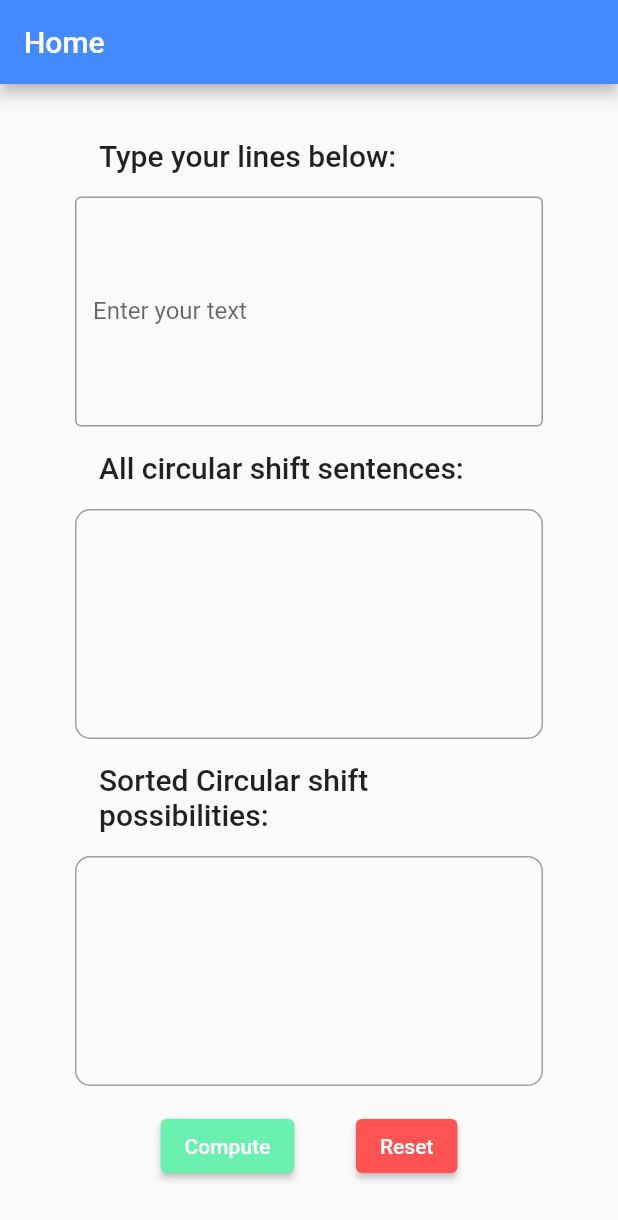
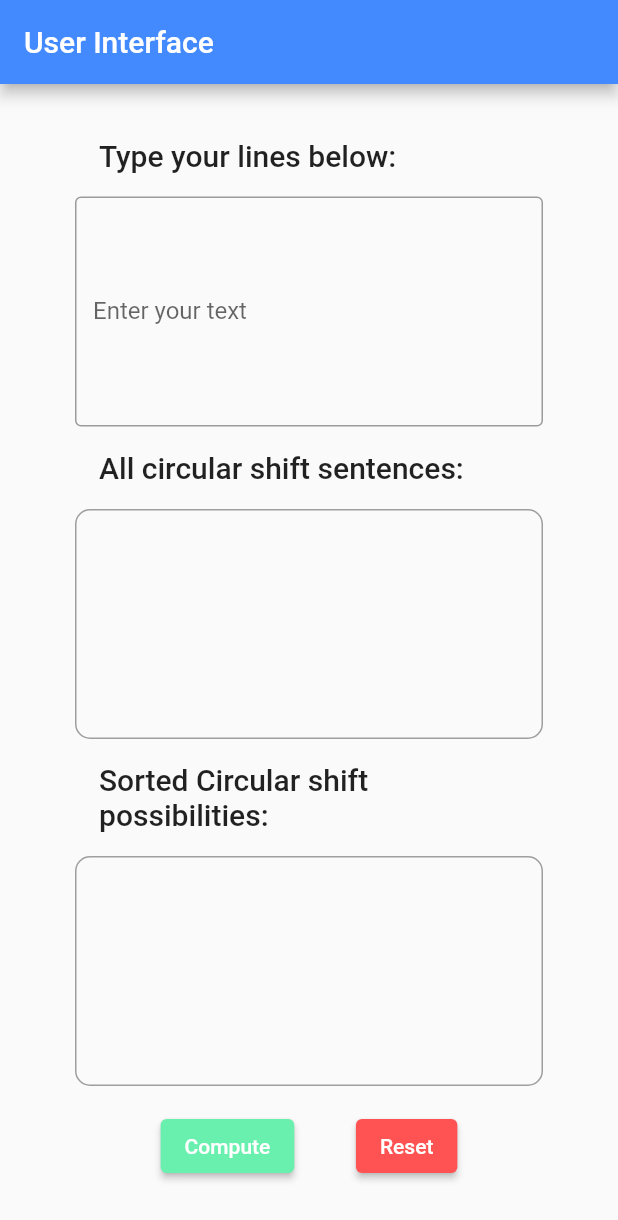
Before and after one commit to Nafeek30/searchEngine, a Flutter app: the screen it shows after launch, on a phone screen of 412 x 824 dp. Shown: the top 1220 px of the screen. Run offline on Flutter 3.47's test engine with Material 2 defaults, Android fonts, the light colour scheme and no system bars; our stand-ins replace firebase_core; accounts and stored records are empty.

Commit message:
adding comments

```diff
--- a/lib/UserInterface.dart
+++ b/lib/UserInterface.dart
@@ -21,7 +21,7 @@ class UserInterfaceState extends State<UserInterfaceScreen> {
     return Scaffold(
       appBar: AppBar(
         backgroundColor: Colors.blueAccent,
-        title: const Text('Home'),
+        title: const Text('User Interface'),
       ),
       body: Container(
         margin: const EdgeInsets.symmetric(
@@ -31,6 +31,7 @@ class UserInterfaceState extends State<UserInterfaceScreen> {
         child: Column(
           crossAxisAlignment: CrossAxisAlignment.start,
           children: <Widget>[
+            /// ENTER TEXT SECTION
             Container(
               padding: const EdgeInsets.all(16.0),
               child: Text(
@@ -49,6 +50,8 @@ class UserInterfaceState extends State<UserInterfaceScreen> {
                 controller: inputController,
               ),
             ),
+
+            /// CIRCULAR SHIFT SECTION
             Container(
               padding: const EdgeInsets.all(16.0),
               child: Text(
@@ -81,6 +84,8 @@ class UserInterfaceState extends State<UserInterfaceScreen> {
                 ),
               ),
             ),
+
+            /// SORTED LIST SECTION
             Container(
               padding: const EdgeInsets.all(16.0),
               child: Text(
@@ -118,6 +123,7 @@ class UserInterfaceState extends State<UserInterfaceScreen> {
               child: Row(
                 mainAxisAlignment: MainAxisAlignment.spaceEvenly,
                 children: [
+                  /// COMPUTE BUTTON
                   ElevatedButton(
                     onPressed: () {
                       allShifts.clear();
@@ -132,6 +138,8 @@ class UserInterfaceState extends State<UserInterfaceScreen> {
                     ),
                     child: const Text('Compute'),
                   ),
+
+                  ///  RESET BUTTON
                   ElevatedButton(
                     onPressed: () {
                       setState(() {
```
